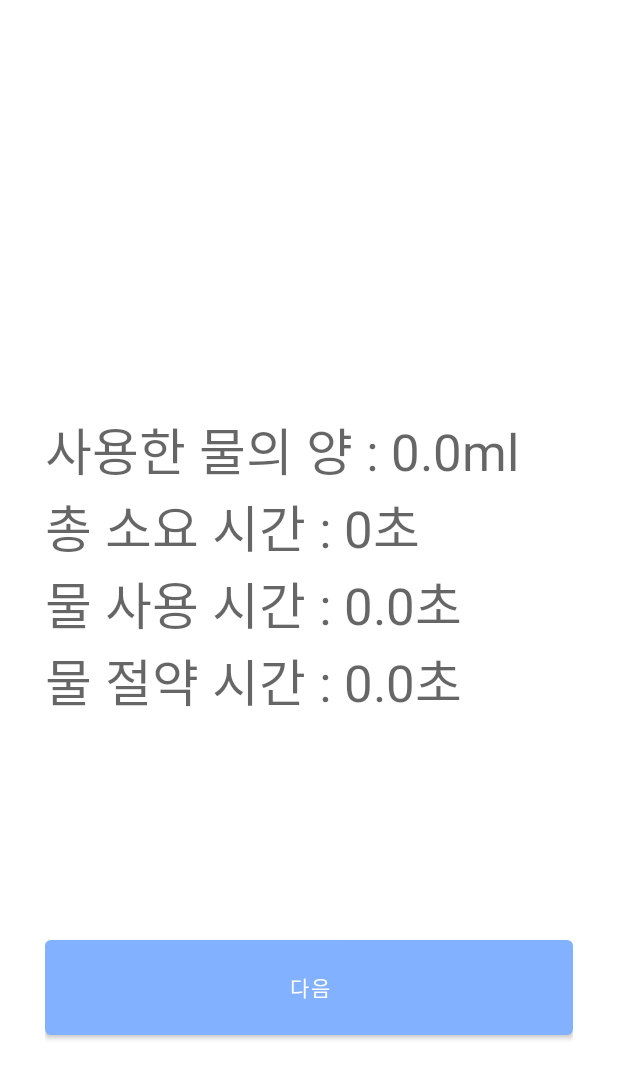
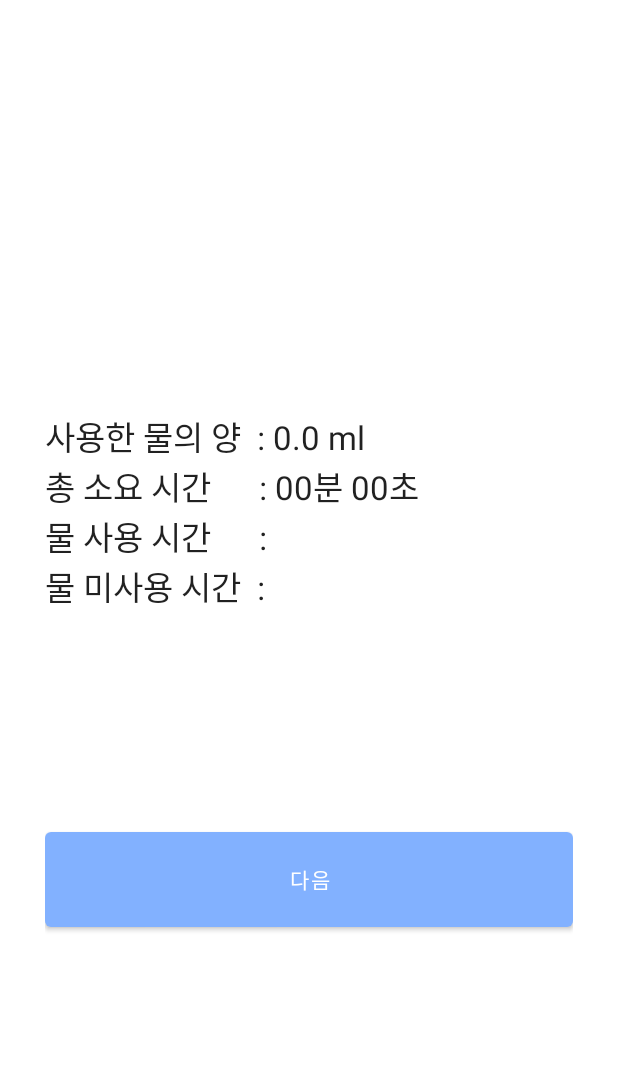
Before and after one commit to jihoi-kang/on-eco, an Android app: the WaterAfterStati screen opened directly, with no data from a screen before it, on a phone screen of 412 x 824 dp. Shown: the top 1079 px of the screen. Run offline under Robolectric (Android 15) with nearby library versions, the phone set to English and light mode, and no system bars; 6 statements that could not run were skipped.

Commit message:
물 통계 분초로 바꾸려다 오류남....

```diff
--- a/app/src/main/java/com/project/oneco/WaterAfterStati.java
+++ b/app/src/main/java/com/project/oneco/WaterAfterStati.java
@@ -2,20 +2,17 @@ package com.project.oneco;
 
 import androidx.appcompat.app.AppCompatActivity;
 
-import android.content.Context;
 import android.content.Intent;
 import android.os.Bundle;
 import android.os.Handler;
 import android.util.Log;
 import android.view.View;
-import android.view.Window;
 import android.widget.Button;
 import android.widget.TextView;
 
 import com.google.gson.Gson;
 import com.project.oneco.data.PreferenceManager;
 import com.project.oneco.data.WaterUsage;
-import com.project.oneco.test.DialogTest;
 
 import java.text.SimpleDateFormat;
 import java.util.Calendar;
@@ -60,7 +57,7 @@ public class WaterAfterStati extends AppCompatActivity {
 
         // todo: 잘 되긴하는데.. 새로 만들었는데도 같은 곳에 저장이 되는 이유?
         // SharedPreference 저장 과정
-        // 오늘의 날짜를 구한 후 key값으로 등록 - 0531 todo:년도도 표시하도록 220531, 소문자dd면 0507이 아니라 057으로 나오는게 아닌지?
+        // 오늘의 날짜를 구한 후 key값으로 등록 - 220608
         Calendar calendar = Calendar.getInstance();
         SimpleDateFormat simpledateformat = new SimpleDateFormat("MMdd", Locale.getDefault());
         String key = simpledateformat.format(calendar.getTime());
@@ -115,19 +112,46 @@ public class WaterAfterStati extends AppCompatActivity {
         Runnable updater = new Runnable() {
             public void run() {
                 TextView usedWater = findViewById(R.id.usedWater);
-                usedWater.setText("사용한 물의 양 : " + application.usedW + "ml");
-
-                TextView spended_AllT = findViewById(R.id.countup_text);
-                spended_AllT.setText("총 소요 시간 : " + application.RtimerSec + "초");
-
-                TextView spended_RealT = findViewById(R.id.spended_RealT);
-                spended_RealT.setText("물 사용 시간 : " + application.usedWT + "초");
-
-                TextView savingT = findViewById(R.id.no_SpendedT);
-                savingT.setText("물 절약 시간 : " + application.noUsedWT + "초");
+                usedWater.setText("사용한 물의 양  : " + application.usedW + " ml");
             }
         };
         handler.post(updater);
+
+        updateTimer(application.RtimerSec);
+        updateTimer(application.usedWT);
+        updateTimer(application.noUsedWT);
+    }
+
+    // 시간 업데이트
+    private void updateTimer(float water) {
+        int one_hour = 1 * 60 * 60;
+        int one_min = 1 * 60;
+        int one_sec = 1;
+
+        int minutes = (int) water % one_hour / one_min;
+        int seconds = (int) water % one_hour % one_min / one_sec;
+
+        String timeLeftText = "";
+
+        // 분이 10보다 작으면 0이 붙는다
+        if (minutes < 10) timeLeftText += "0";
+        timeLeftText += minutes + "분 ";
+
+        // 초가 10보다 작으면 0이 붙는다
+        if (seconds < 10) timeLeftText += "0";
+        timeLeftText += seconds + "초";
+
+        // todo: 물 미사용 시간이 안뜸.. 타이머게임 먹통..
+        if (water == application.RtimerSec) {
+            TextView spended_AllT = findViewById(R.id.spended_AllT);
+            spended_AllT.setText("총 소요 시간      : " + timeLeftText);
+        } else if (water == application.usedWT) {
+            TextView spended_RealT = findViewById(R.id.spended_RealT);
+            spended_RealT.setText("물 사용 시간      : " + timeLeftText);
+        } else if (water == application.noUsedWT) {
+            TextView no_SpendedT = findViewById(R.id.no_SpendedT);
+            no_SpendedT.setText("물 미사용 시간 : " + timeLeftText);
+        }
     }
 
     // 뒤로 가기 버튼 막기
--- a/app/src/main/java/com/project/oneco/WaterStopWatch.java
+++ b/app/src/main/java/com/project/oneco/WaterStopWatch.java
@@ -70,7 +70,7 @@ public class WaterStopWatch extends AppCompatActivity {
         // WaterPower 팝업 띄우기
         startActivity(new Intent(this, WaterPower.class));
 
-        countup_text = findViewById(R.id.countup_text);
+        countup_text = findViewById(R.id.spended_AllT);
         Btn_start_ST = findViewById(R.id.Btn_start_ST);
         Btn_stop_ST = findViewById(R.id.Btn_stop_ST);
         Btn_finish_ST = findViewById(R.id.Btn_finish_ST);
--- a/app/src/main/java/com/project/oneco/test/TestActivity.java
+++ b/app/src/main/java/com/project/oneco/test/TestActivity.java
@@ -259,7 +259,7 @@ public class TestActivity extends AppCompatActivity {
                     TextView usedWater = findViewById(R.id.usedWater);
                     usedWater.setText("사용한 물의 양 : " + usedW + "ml");
 
-                    TextView spended_AllT = findViewById(R.id.countup_text);
+                    TextView spended_AllT = findViewById(R.id.spended_AllT);
                     spended_AllT.setText("총 소요 시간 : " + timerSec/1000 + "초");
 
                     TextView spended_RealT = findViewById(R.id.spended_RealT);
--- a/app/src/main/res/layout/activity_test.xml
+++ b/app/src/main/res/layout/activity_test.xml
@@ -71,7 +71,7 @@
             android:textAppearance="@style/TextAppearance.AppCompat.Large" />
 
         <TextView
-            android:id="@+id/countup_text"
+            android:id="@+id/spended_AllT"
             android:layout_width="match_parent"
             android:layout_height="wrap_content"
             android:layout_weight="1"
--- a/app/src/main/res/layout/activity_water_after_stati.xml
+++ b/app/src/main/res/layout/activity_water_after_stati.xml
@@ -22,28 +22,28 @@
             android:layout_width="match_parent"
             android:layout_height="wrap_content"
             android:text="사용한 물의 양  : "
-            android:textAppearance="@style/TextAppearance.AppCompat.Display1" />
+            android:textAppearance="@style/TextAppearance.AppCompat.Large" />
 
         <TextView
-            android:id="@+id/countup_text"
+            android:id="@+id/spended_AllT"
             android:layout_width="match_parent"
             android:layout_height="wrap_content"
             android:text="총 소요 시간      : "
-            android:textAppearance="@style/TextAppearance.AppCompat.Display1" />
+            android:textAppearance="@style/TextAppearance.AppCompat.Large" />
 
         <TextView
             android:id="@+id/spended_RealT"
             android:layout_width="match_parent"
             android:layout_height="wrap_content"
             android:text="물 사용 시간      : "
-            android:textAppearance="@style/TextAppearance.AppCompat.Display1" />
+            android:textAppearance="@style/TextAppearance.AppCompat.Large" />
 
         <TextView
             android:id="@+id/no_SpendedT"
             android:layout_width="match_parent"
             android:layout_height="wrap_content"
             android:text="물 미사용 시간  : "
-            android:textAppearance="@style/TextAppearance.AppCompat.Display1" />
+            android:textAppearance="@style/TextAppearance.AppCompat.Large" />
 
         <Space
             android:layout_width="match_parent"
--- a/app/src/main/res/layout/activity_water_stop_watch.xml
+++ b/app/src/main/res/layout/activity_water_stop_watch.xml
@@ -63,7 +63,7 @@
                 app:srcCompat="@drawable/timer" />
 
             <TextView
-                android:id="@+id/countup_text"
+                android:id="@+id/spended_AllT"
                 android:layout_width="match_parent"
                 android:layout_height="wrap_content"
                 android:gravity="center"
```
